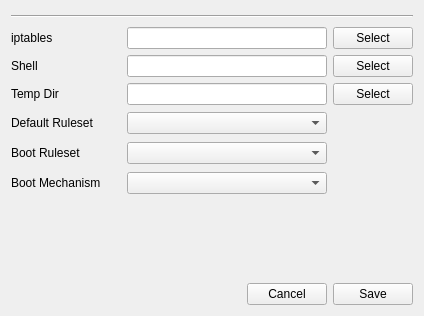
First picture: the form in formcfgsettings.ui, repository newey499/qiptables, before the edit.
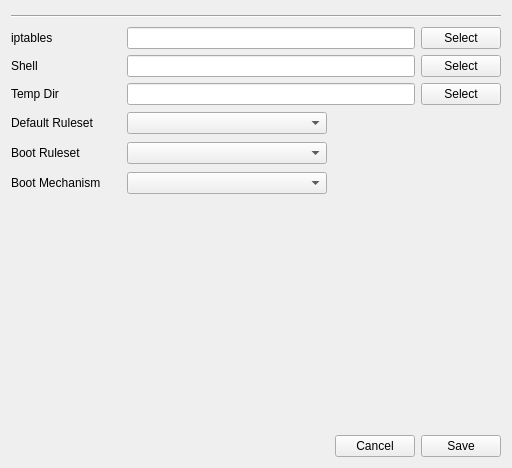
Second picture: the form after the edit.

Patch:
```diff
--- a/formcfgsettings.ui
+++ b/formcfgsettings.ui
@@ -6,8 +6,8 @@
    <rect>
     <x>0</x>
     <y>0</y>
-    <width>420</width>
-    <height>316</height>
+    <width>512</width>
+    <height>468</height>
    </rect>
   </property>
   <property name="windowTitle">
```
